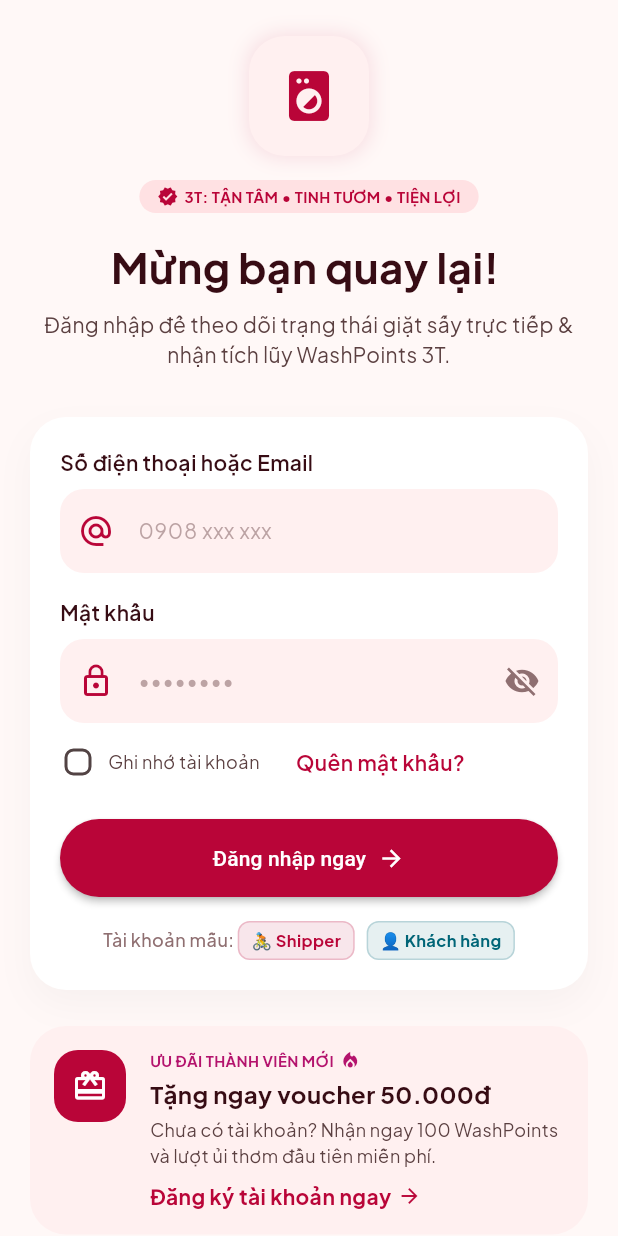
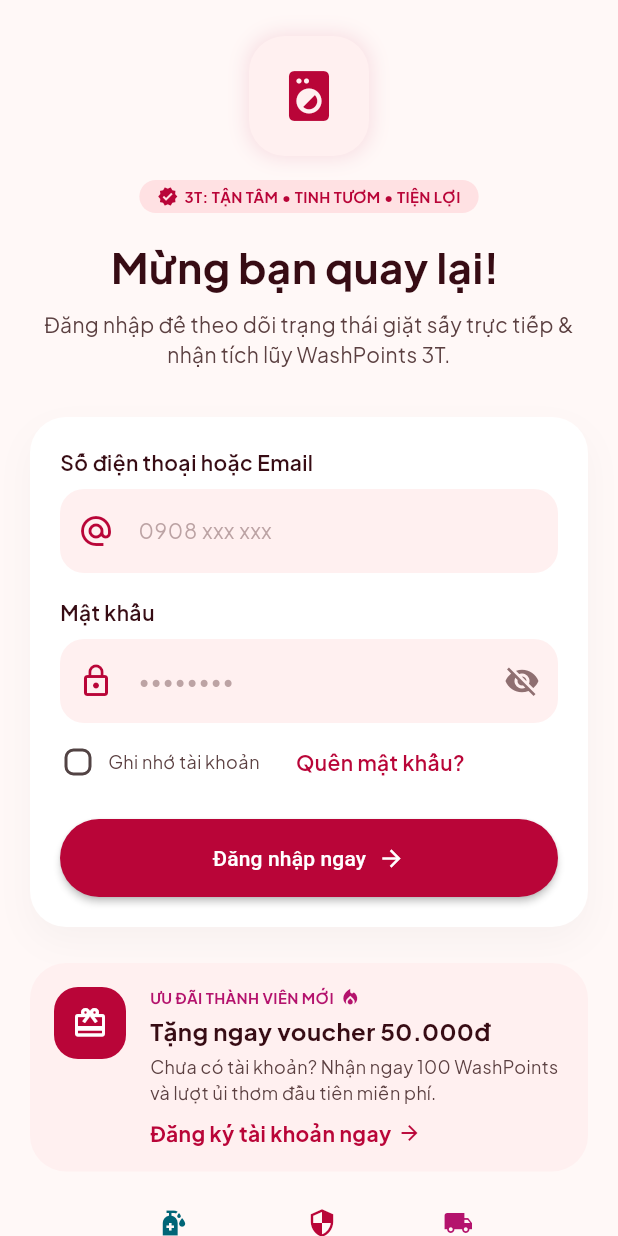
Before and after one commit to trung2005tt-ops/WashSmart3T, a Flutter app: the screen it shows after launch, after a tap on "Bắt đầu ngay", on a phone screen of 412 x 824 dp. Run offline on Flutter 3.47's test engine with Material 3 defaults, Android fonts, the phone set to English and light mode, and no system bars; our stand-ins replace google_fonts, image_picker, qr_flutter, shared_preferences; missing offline and left inert: dart:html, dart:ui_web.

Commit message:
refactor(mobile-login): remove sample account shortcut buttons

```diff
--- a/WashSmart3T_Mobile/lib/screens/login_screen.dart
+++ b/WashSmart3T_Mobile/lib/screens/login_screen.dart
@@ -332,72 +332,6 @@ class _LoginScreenState extends State<LoginScreen> {
                               ),
                       ),
                     ),
-                    const SizedBox(height: 16),
-                    // Phím tắt điền nhanh tài khoản thử nghiệm
-                    Row(
-                      mainAxisAlignment: MainAxisAlignment.center,
-                      children: [
-                        Text(
-                          'Tài khoản mẫu: ',
-                          style: GoogleFonts.plusJakartaSans(
-                            fontSize: 12,
-                            color: outlineColor,
-                            fontWeight: FontWeight.w500,
-                          ),
-                        ),
-                        InkWell(
-                          onTap: () {
-                            setState(() {
-                              _phoneController.text = '0818605505';
-                              _passwordController.clear();
-                            });
-                          },
-                          borderRadius: BorderRadius.circular(8),
-                          child: Container(
-                            padding: const EdgeInsets.symmetric(horizontal: 8, vertical: 4),
-                            decoration: BoxDecoration(
-                              color: primaryColor.withValues(alpha: 0.1),
-                              borderRadius: BorderRadius.circular(8),
-                              border: Border.all(color: primaryColor.withValues(alpha: 0.2)),
-                            ),
-                            child: Text(
-                              '🚴 Shipper',
-                              style: GoogleFonts.plusJakartaSans(
-                                fontSize: 11,
-                                fontWeight: FontWeight.bold,
-                                color: primaryColor,
-                              ),
-                            ),
-                          ),
-                        ),
-                        const SizedBox(width: 8),
-                        InkWell(
-                          onTap: () {
-                            setState(() {
-                              _phoneController.text = '0888434359';
-                              _passwordController.clear();
-                            });
-                          },
-                          borderRadius: BorderRadius.circular(8),
-                          child: Container(
-                            padding: const EdgeInsets.symmetric(horizontal: 8, vertical: 4),
-                            decoration: BoxDecoration(
-                              color: const Color(0xFF006577).withValues(alpha: 0.1),
-                              borderRadius: BorderRadius.circular(8),
-                              border: Border.all(color: const Color(0xFF006577).withValues(alpha: 0.2)),
-                            ),
-                            child: Text(
-                              '👤 Khách hàng',
-                              style: GoogleFonts.plusJakartaSans(
-                                fontSize: 11,
-                                fontWeight: FontWeight.bold,
-                                color: const Color(0xFF006577),
-                              ),
-                            ),
-                          ),
-                        ),
-                      ],
-                    ),
                   ],
                 ),
               ),
```
